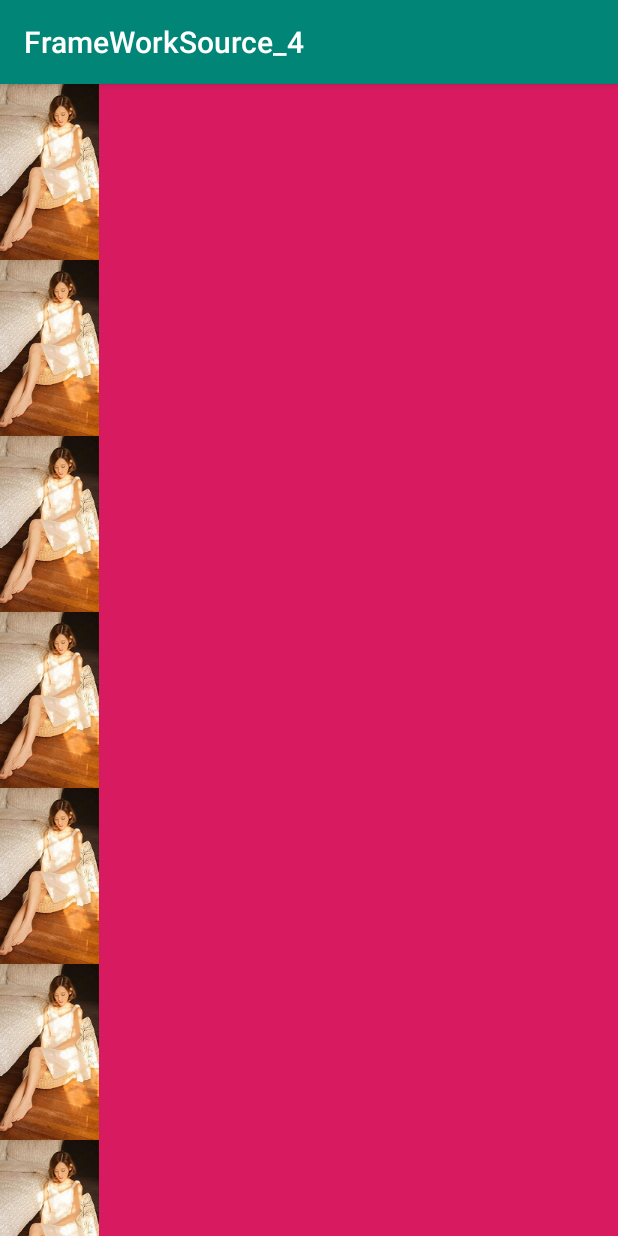
After one commit to hezijie1234/FrameWorkSource_4, an Android app: the RVTestActivity screen opened directly, with no data from a screen before it, on a phone screen of 412 x 824 dp. The commit adds this screen. Run offline under Robolectric (Android 15) with nearby library versions, the phone set to English and light mode, and no system bars.

Commit message:
recycleview

```diff
--- a/app/build.gradle
+++ b/app/build.gradle
@@ -26,4 +26,5 @@ dependencies {
     testImplementation 'junit:junit:4.12'
     androidTestImplementation 'androidx.test:runner:1.1.1'
     androidTestImplementation 'androidx.test.espresso:espresso-core:3.1.1'
+    implementation 'androidx.recyclerview:recyclerview:1.1.0'
 }
--- a/app/src/main/AndroidManifest.xml
+++ b/app/src/main/AndroidManifest.xml
@@ -9,7 +9,8 @@
         android:roundIcon="@mipmap/ic_launcher_round"
         android:supportsRtl="true"
         android:theme="@style/AppTheme">
-        <activity android:name=".ViewBaseActivity1"></activity>
+        <activity android:name=".RVTestActivity"></activity>
+        <activity android:name=".ViewBaseActivity1" />
         <activity android:name=".MainActivity">
             <intent-filter>
                 <action android:name="android.intent.action.MAIN" />
--- /dev/null
+++ b/app/src/main/java/com/zijie/frameworksource_4/CustomAdapter.java
@@ -0,0 +1,55 @@
+package com.zijie.frameworksource_4;
+
+import android.content.Context;
+import android.graphics.Color;
+
+import android.util.Log;
+import android.view.LayoutInflater;
+import android.view.View;
+import android.view.ViewGroup;
+import android.widget.ImageView;
+import android.widget.TextView;
+
+import androidx.recyclerview.widget.RecyclerView;
+
+import java.util.List;
+
+public class CustomAdapter extends RecyclerView.Adapter<CustomAdapter.CustomViewHolder> {
+
+    private Context context;
+    private List<Integer> list;
+
+    private static final String TAG = "CustomAdapter";
+
+    public CustomAdapter(Context context, List<Integer> list) {
+        this.context = context;
+        this.list = list;
+    }
+
+    @Override
+    public CustomViewHolder onCreateViewHolder(ViewGroup parent, int viewType) {
+        View view = LayoutInflater.from(context).inflate(R.layout.item_rv, parent, false);
+        Log.e(TAG, "onCreateViewHolder: " + getItemCount());
+        return new CustomViewHolder(view);
+    }
+
+    @Override
+    public void onBindViewHolder(CustomViewHolder holder, int position) {
+        holder.iv.setImageResource(list.get(position % 8));
+        Log.e(TAG, "onBindViewHolder: " + position);
+    }
+
+    @Override
+    public int getItemCount() {
+        return list == null ? 0 :3000;
+    }
+
+    public class CustomViewHolder extends RecyclerView.ViewHolder {
+        private ImageView iv;
+
+        public CustomViewHolder(View itemView) {
+            super(itemView);
+            iv = (ImageView) itemView.findViewById(R.id.iv);
+        }
+    }
+}
--- a/app/src/main/java/com/zijie/frameworksource_4/MainActivity.java
+++ b/app/src/main/java/com/zijie/frameworksource_4/MainActivity.java
@@ -17,4 +17,9 @@ public class MainActivity extends AppCompatActivity {
     public void click1(View view) {
         startActivity(new Intent(this,ViewBaseActivity1.class));
     }
+
+    public void recycleViewClick(View view) {
+
+        startActivity(new Intent(this,RVTestActivity.class));
+    }
 }
--- /dev/null
+++ b/app/src/main/java/com/zijie/frameworksource_4/RVTestActivity.java
@@ -0,0 +1,33 @@
+package com.zijie.frameworksource_4;
+
+import androidx.appcompat.app.AppCompatActivity;
+import androidx.recyclerview.widget.GridLayoutManager;
+import androidx.recyclerview.widget.RecyclerView;
+
+import android.os.Bundle;
+
+import java.util.ArrayList;
+import java.util.List;
+
+public class RVTestActivity extends AppCompatActivity {
+    private RecyclerView rv;
+
+    private int[] iv = new int[]{
+            R.mipmap.icon_0,
+    };
+    @Override
+    protected void onCreate(Bundle savedInstanceState) {
+        super.onCreate(savedInstanceState);
+        setContentView(R.layout.activity_rvtest);
+        rv = (RecyclerView) findViewById(R.id.rv);
+
+        rv.setLayoutManager(new GridLayoutManager(this, 1));
+
+        final List<Integer> list = new ArrayList<>();
+        for (int i = 0; i < 8; i++) {
+            list.add(iv[0]);
+        }
+        final CustomAdapter adapter = new CustomAdapter(this, list);
+        rv.setAdapter(adapter);
+    }
+}
--- a/app/src/main/res/layout/activity_main.xml
+++ b/app/src/main/res/layout/activity_main.xml
@@ -15,6 +15,11 @@
             android:layout_height="wrap_content"
             android:onClick="click1"
             android:text="自定义基础二ViewGroup"/>
+        <Button
+            android:layout_width="wrap_content"
+            android:layout_height="wrap_content"
+            android:onClick="recycleViewClick"
+            android:text="recycleview"/>
     </LinearLayout>
 
 </androidx.core.widget.NestedScrollView>
--- /dev/null
+++ b/app/src/main/res/layout/activity_rvtest.xml
@@ -0,0 +1,12 @@
+<?xml version="1.0" encoding="utf-8"?>
+<FrameLayout xmlns:android="http://schemas.android.com/apk/res/android"
+    xmlns:app="http://schemas.android.com/apk/res-auto"
+    xmlns:tools="http://schemas.android.com/tools"
+    android:layout_width="match_parent"
+    android:layout_height="match_parent"
+    tools:context=".RVTestActivity">
+    <androidx.recyclerview.widget.RecyclerView
+        android:id="@+id/rv"
+        android:layout_width="match_parent"
+        android:layout_height="match_parent"/>
+</FrameLayout>
--- /dev/null
+++ b/app/src/main/res/layout/item_rv.xml
@@ -0,0 +1,12 @@
+<?xml version="1.0" encoding="utf-8"?>
+<FrameLayout xmlns:android="http://schemas.android.com/apk/res/android"
+    android:layout_width="match_parent"
+    android:layout_height="wrap_content"
+    android:background="@color/colorAccent">
+
+    <ImageView
+        android:id="@+id/iv"
+        android:layout_width="wrap_content"
+        android:layout_height="wrap_content" />
+
+</FrameLayout>
```
Also changed, not shown: app/src/main/res/mipmap-xhdpi/icon_0.jpg (added).
